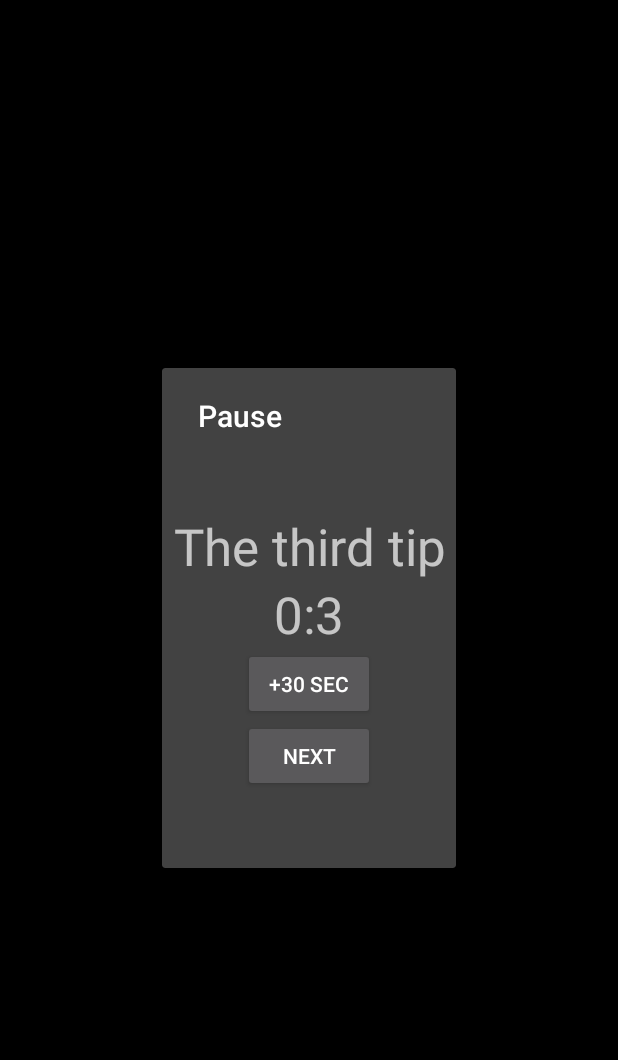
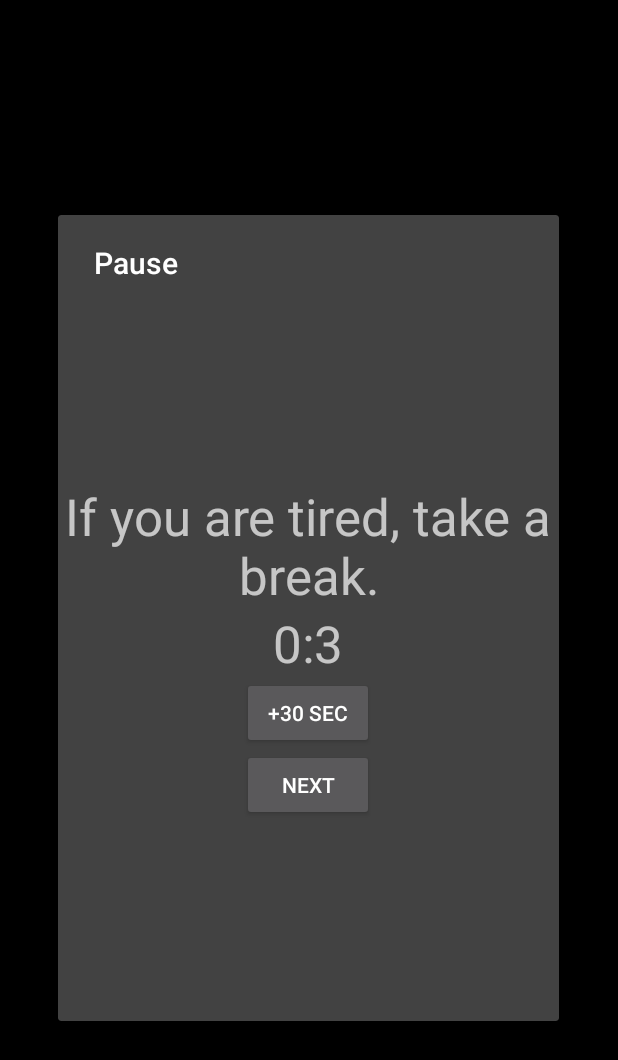
Before and after one commit to docfr10/Medical-rehabilitation, an Android app: the TrainingActivity screen opened directly, with no data from a screen before it, after a tap on "NEXT", on a phone screen of 412 x 824 dp. Shown: the top 1060 px of the screen. Run offline under Robolectric (Android 15) with nearby library versions, the light colour scheme and no system bars.

Commit message:
Added new descriptions

```diff
--- a/app/src/main/java/com/example/medicalrehabilitation/presenter/TrainingPresenter.kt
+++ b/app/src/main/java/com/example/medicalrehabilitation/presenter/TrainingPresenter.kt
@@ -105,8 +105,8 @@ class TrainingPresenter : TrainingInterface {
     //Смена информации об упражнении, реализована в виде диалогового окна
     override fun aboutExercise(builder: AlertDialog.Builder) {
         when (numberOfTraining) {
-            1 -> builder.setMessage(R.string.description1)
-            2 -> builder.setMessage("Описание второго упражнения")
+            1 -> builder.setMessage(R.string.exercise1)
+            2,3,4 -> builder.setMessage(R.string.exercise2_3_4)
         }
         builder.setTitle((R.string.about_exercise))
             .setPositiveButton((R.string.clear)) { dialog, _ -> dialog.cancel() }
--- a/app/src/main/res/layout/activity_rest.xml
+++ b/app/src/main/res/layout/activity_rest.xml
@@ -7,8 +7,8 @@
     tools:context=".view.RestActivity">
 
     <LinearLayout
-        android:layout_width="196dp"
-        android:layout_height="288dp"
+        android:layout_width="334dp"
+        android:layout_height="492dp"
         android:layout_centerHorizontal="true"
         android:layout_centerVertical="true"
         android:gravity="center"
@@ -22,7 +22,7 @@
 
         <TextView
             android:id="@+id/recommendations_textView"
-            android:layout_width="match_parent"
+            android:layout_width="wrap_content"
             android:layout_height="wrap_content"
             android:layout_gravity="center"
             android:gravity="center"
--- a/app/src/main/res/values/strings.xml
+++ b/app/src/main/res/values/strings.xml
@@ -12,10 +12,9 @@
     </string-array>
 
     <string-array name="recommendations">
-        <item>The first tip</item>
-        <item>Second tip</item>
-        <item>The third tip</item>
-        <item>Fourth tip</item>
+        <item>Do not do exercises through pain!</item>
+        <item>If you are tired, take a break.</item>
+        <item>Clothing during exercise should be light, not restricting movement.</item>
     </string-array>
 
     <string name="app_name">Medical rehabilitation</string>
@@ -26,7 +25,7 @@
     <string name="next">Next</string>
     <string name="about_exercise">About the exercise</string>
     <string name="clear">Clear</string>
-    <string name="description1">Exercise 1: Starting position - standing. Roll a small ball (tennis) over the entire surface of the foot. Perform 5 minutes.</string>
+    <string name="description1">Exercise 1: Starting position - standing. Roll the ball over the entire surface of the foot. Perform 5 minutes.</string>
     <string name="resume">Resume</string>
     <string name="positive">Yes</string>
     <string name="negative">No</string>
@@ -51,4 +50,7 @@
     <string name="choose_next_trainig">Select the date of the next class</string>
     <string name="description3">Exercise 3: Starting position - lying on your back. We start with a healthy leg. Raise the straight leg by 10 degrees, 20 degrees and 30 degrees, holding at each level for 7-10 seconds, slowly return to the starting position. Perform alternately with each leg 10-15 times.</string>
     <string name="description4">Exercise 4: Starting position - lying on the side of the operated leg, the upper leg is bent at the knee, resting in front of the other leg. Perform lifting of the operated leg. Perform 10-15 times.</string>
+    <string name="exercise1">For this exercise, use a small ball (tennis).</string>
+    <string name="exercise2_3_4">It is advisable to perform this exercise on a gym mat.</string>
+    <string name="warning2">The appearance of pain during exercise is a signal to reduce the amplitude of exercise, their intensity, or to completely stop their performance.</string>
 </resources>
```
Also changed, not shown: app/src/main/res/layout/activity_main.xml (+14 -0 lines), 1 other file.
